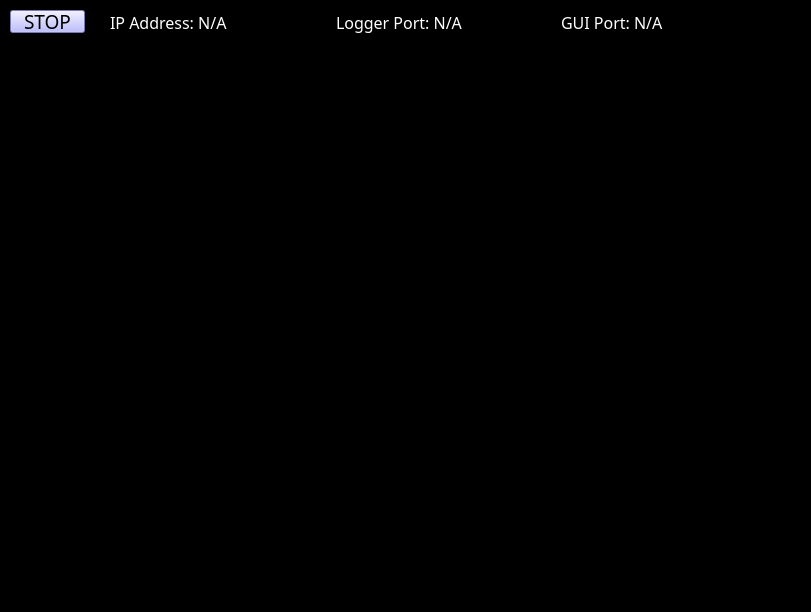
Qt form pylabnet/gui/pyqt/gui_templates/logger.ui (lukingroup/pylabnet) before a commit.
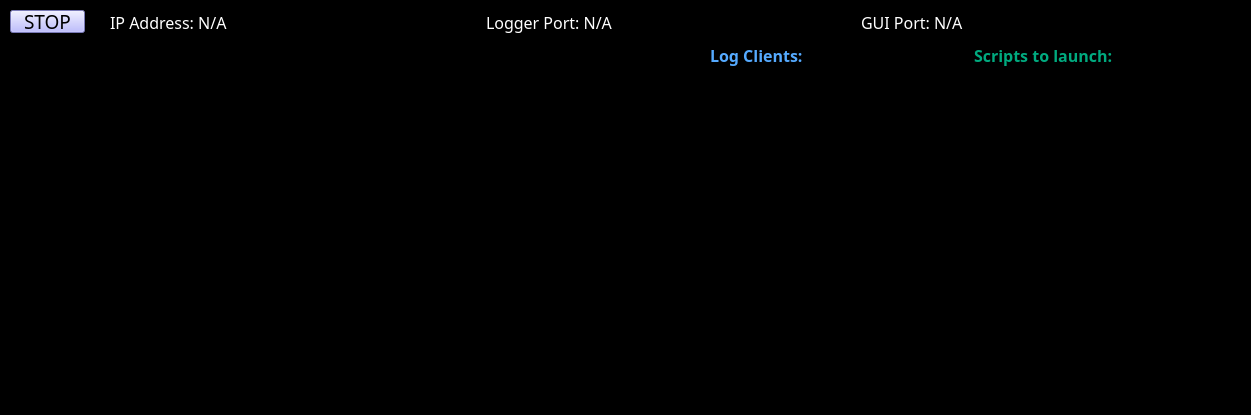
The same form after that commit.

Commit message: implemented and tested script launching within log display gui

Diff of the .ui file:
```diff
--- a/pylabnet/gui/pyqt/gui_templates/logger.ui
+++ b/pylabnet/gui/pyqt/gui_templates/logger.ui
@@ -6,8 +6,8 @@
    <rect>
     <x>0</x>
     <y>0</y>
-    <width>811</width>
-    <height>612</height>
+    <width>1251</width>
+    <height>415</height>
    </rect>
   </property>
   <property name="windowTitle">
@@ -63,7 +63,7 @@
      <rect>
       <x>110</x>
       <y>10</y>
-      <width>671</width>
+      <width>1121</width>
       <height>26</height>
      </rect>
     </property>
@@ -133,37 +133,15 @@
    <widget class="QTextBrowser" name="terminal">
     <property name="geometry">
      <rect>
-      <x>10</x>
-      <y>260</y>
-      <width>781</width>
-      <height>291</height>
-     </rect>
-    </property>
-    <property name="font">
-     <font>
-      <family>Courier New</family>
-      <pointsize>12</pointsize>
-     </font>
-    </property>
-    <property name="styleSheet">
-     <string notr="true">color: rgb(255, 255, 255);</string>
-    </property>
-    <property name="frameShape">
-     <enum>QFrame::NoFrame</enum>
-    </property>
-   </widget>
-   <widget class="QListWidget" name="client_list">
-    <property name="geometry">
-     <rect>
-      <x>10</x>
+      <x>0</x>
       <y>50</y>
-      <width>271</width>
-      <height>191</height>
+      <width>701</width>
+      <height>301</height>
      </rect>
     </property>
     <property name="font">
      <font>
-      <family>Calibri Light</family>
+      <family>Courier New</family>
       <pointsize>12</pointsize>
      </font>
     </property>
@@ -171,27 +149,111 @@
      <string/>
     </property>
     <property name="styleSheet">
-     <string notr="true">color: rgb(85, 170, 255);</string>
+     <string notr="true">color: rgb(255, 255, 255);</string>
     </property>
     <property name="frameShape">
      <enum>QFrame::NoFrame</enum>
     </property>
    </widget>
-   <widget class="QTreeView" name="file_tree">
+   <widget class="QWidget" name="">
     <property name="geometry">
      <rect>
-      <x>290</x>
+      <x>710</x>
       <y>40</y>
-      <width>501</width>
-      <height>201</height>
+      <width>521</width>
+      <height>31</height>
      </rect>
     </property>
-    <property name="styleSheet">
-     <string notr="true">color: rgb(255, 255, 255);</string>
+    <layout class="QHBoxLayout" name="horizontalLayout">
+     <item>
+      <widget class="QLabel" name="label">
+       <property name="font">
+        <font>
+         <family>Calibri Light</family>
+         <pointsize>12</pointsize>
+        </font>
+       </property>
+       <property name="styleSheet">
+        <string notr="true">color: rgb(85, 170, 255);</string>
+       </property>
+       <property name="text">
+        <string>&lt;html&gt;&lt;head/&gt;&lt;body&gt;&lt;p&gt;&lt;span style=&quot; font-weight:600;&quot;&gt;Log Clients:&lt;/span&gt;&lt;/p&gt;&lt;/body&gt;&lt;/html&gt;</string>
+       </property>
+      </widget>
+     </item>
+     <item>
+      <widget class="QLabel" name="label_2">
+       <property name="font">
+        <font>
+         <family>Calibri Light</family>
+         <pointsize>12</pointsize>
+        </font>
+       </property>
+       <property name="styleSheet">
+        <string notr="true">color: rgb(0, 170, 127);</string>
+       </property>
+       <property name="text">
+        <string>&lt;html&gt;&lt;head/&gt;&lt;body&gt;&lt;p&gt;&lt;span style=&quot; font-weight:600;&quot;&gt;Scripts to launch:&lt;/span&gt;&lt;/p&gt;&lt;/body&gt;&lt;/html&gt;</string>
+       </property>
+      </widget>
+     </item>
+    </layout>
+   </widget>
+   <widget class="QWidget" name="">
+    <property name="geometry">
+     <rect>
+      <x>710</x>
+      <y>80</y>
+      <width>521</width>
+      <height>271</height>
+     </rect>
     </property>
-    <property name="frameShape">
-     <enum>QFrame::NoFrame</enum>
-    </property>
+    <layout class="QHBoxLayout" name="horizontalLayout_2">
+     <item>
+      <widget class="QListWidget" name="client_list">
+       <property name="font">
+        <font>
+         <family>Calibri Light</family>
+         <pointsize>12</pointsize>
+        </font>
+       </property>
+       <property name="toolTip">
+        <string/>
+       </property>
+       <property name="styleSheet">
+        <string notr="true">color: rgb(85, 170, 255);</string>
+       </property>
+       <property name="frameShape">
+        <enum>QFrame::NoFrame</enum>
+       </property>
+      </widget>
+     </item>
+     <item>
+      <widget class="QListWidget" name="script_list">
+       <property name="font">
+        <font>
+         <family>Calibri Light</family>
+         <pointsize>12</pointsize>
+        </font>
+       </property>
+       <property name="toolTip">
+        <string/>
+       </property>
+       <property name="styleSheet">
+        <string notr="true">color: rgb(0, 170, 127);</string>
+       </property>
+       <property name="frameShape">
+        <enum>QFrame::NoFrame</enum>
+       </property>
+       <property name="flow">
+        <enum>QListView::TopToBottom</enum>
+       </property>
+       <property name="viewMode">
+        <enum>QListView::IconMode</enum>
+       </property>
+      </widget>
+     </item>
+    </layout>
    </widget>
   </widget>
   <widget class="QMenuBar" name="menubar">
```
Left out of the diff: 5 changed lines with no effect on the pictures. The commit also changes 2 other files.
